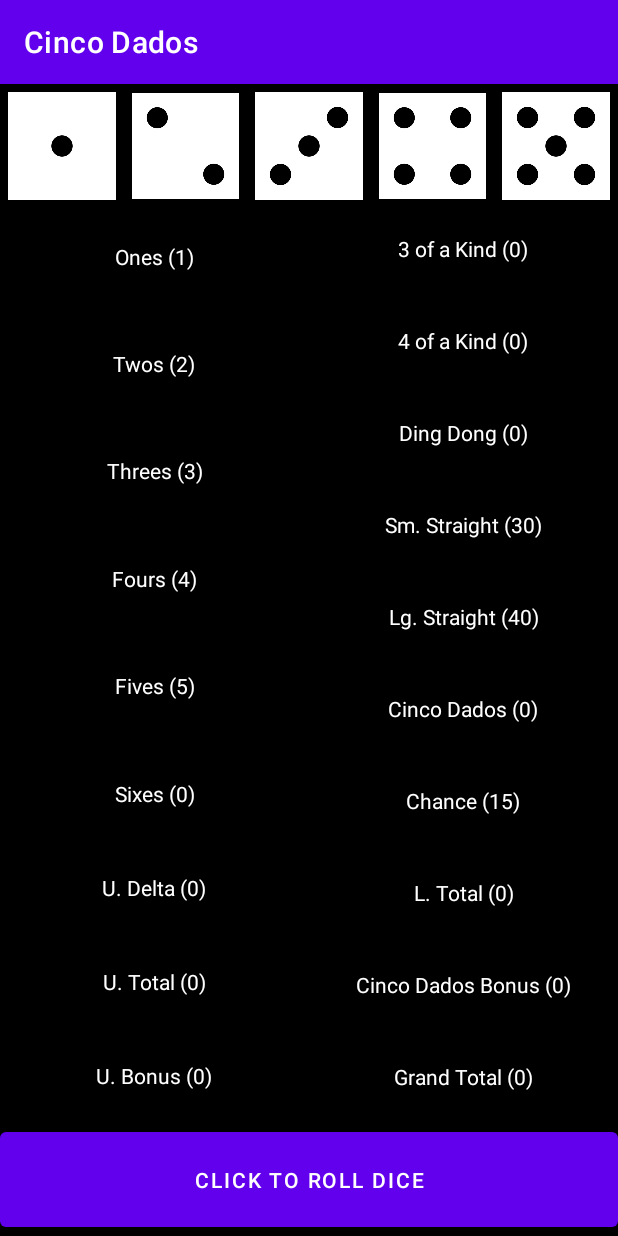
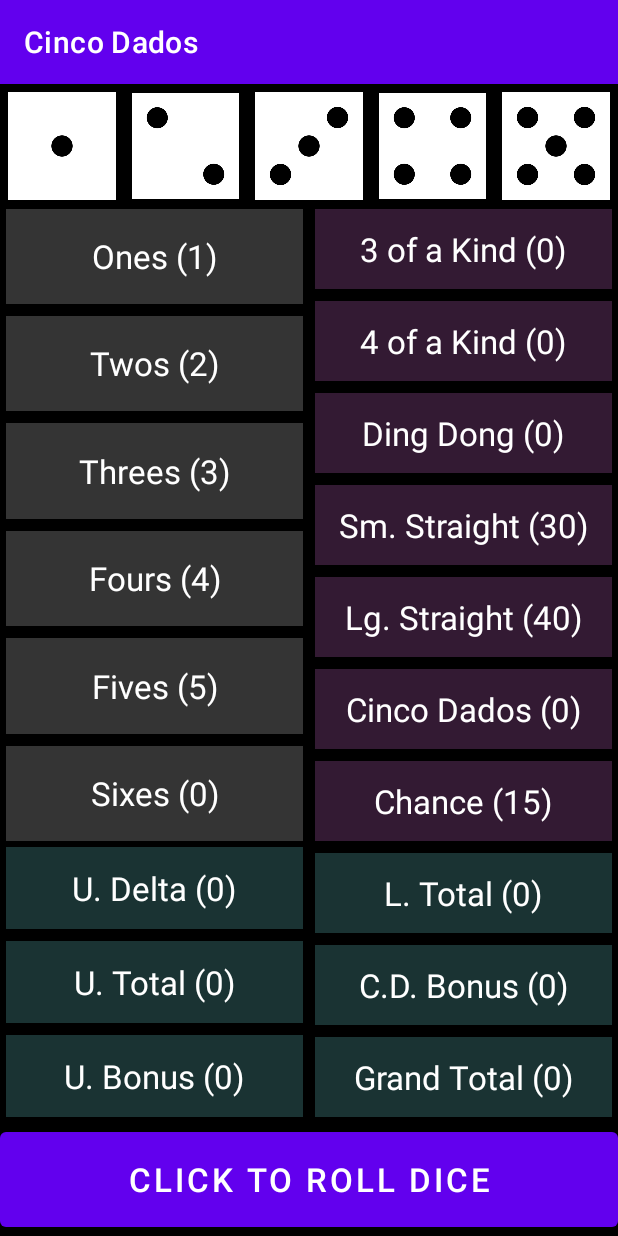
Before and after one commit to turnbawk/CincoDados, an Android app: the screen it shows after launch (MainActivity), on a phone screen of 412 x 824 dp. Run offline under Robolectric (Android 15) with nearby library versions, the phone set to English and light mode, and no system bars.

Commit message:
Increase text size, add button colors

```diff
--- a/app/src/main/res/layout/activity_main.xml
+++ b/app/src/main/res/layout/activity_main.xml
@@ -79,8 +79,10 @@
         android:layout_marginTop="4dp"
         android:layout_marginRight="4dp"
         android:layout_marginBottom="4dp"
+        android:background="#34FFFFFF"
+        android:gravity="center"
         android:maxLines="1"
-        android:gravity="center"
+        android:textSize="22sp"
         app:layout_constraintBottom_toTopOf="@id/tTwos"
         app:layout_constraintLeft_toLeftOf="parent"
         app:layout_constraintRight_toLeftOf="@+id/guidelineCenter"
@@ -94,8 +96,10 @@
         android:layout_marginTop="4dp"
         android:layout_marginRight="4dp"
         android:layout_marginBottom="4dp"
+        android:background="#34FFFFFF"
+        android:gravity="center"
         android:maxLines="1"
-        android:gravity="center"
+        android:textSize="22sp"
         app:layout_constraintBottom_toTopOf="@id/tThrees"
         app:layout_constraintLeft_toLeftOf="parent"
         app:layout_constraintRight_toLeftOf="@+id/guidelineCenter"
@@ -109,8 +113,10 @@
         android:layout_marginTop="4dp"
         android:layout_marginRight="4dp"
         android:layout_marginBottom="4dp"
+        android:background="#34FFFFFF"
+        android:gravity="center"
         android:maxLines="1"
-        android:gravity="center"
+        android:textSize="22sp"
         app:layout_constraintBottom_toTopOf="@id/tFours"
         app:layout_constraintLeft_toLeftOf="parent"
         app:layout_constraintRight_toLeftOf="@+id/guidelineCenter"
@@ -124,8 +130,10 @@
         android:layout_marginTop="4dp"
         android:layout_marginRight="4dp"
         android:layout_marginBottom="4dp"
+        android:background="#34FFFFFF"
+        android:gravity="center"
         android:maxLines="1"
-        android:gravity="center"
+        android:textSize="22sp"
         app:layout_constraintBottom_toTopOf="@id/tFives"
         app:layout_constraintLeft_toLeftOf="parent"
         app:layout_constraintRight_toLeftOf="@+id/guidelineCenter"
@@ -139,8 +147,10 @@
         android:layout_marginTop="4dp"
         android:layout_marginRight="4dp"
         android:layout_marginBottom="4dp"
+        android:background="#34FFFFFF"
+        android:gravity="center"
         android:maxLines="1"
-        android:gravity="center"
+        android:textSize="22sp"
         app:layout_constraintBottom_toTopOf="@id/tSixes"
         app:layout_constraintLeft_toLeftOf="parent"
         app:layout_constraintRight_toLeftOf="@+id/guidelineCenter"
@@ -154,8 +164,10 @@
         android:layout_marginTop="4dp"
         android:layout_marginRight="4dp"
         android:layout_marginBottom="4dp"
+        android:background="#34FFFFFF"
+        android:gravity="center"
         android:maxLines="1"
-        android:gravity="center"
+        android:textSize="22sp"
         app:layout_constraintBottom_toTopOf="@id/tUpperDelta"
         app:layout_constraintLeft_toLeftOf="parent"
         app:layout_constraintRight_toLeftOf="@+id/guidelineCenter"
@@ -169,8 +181,10 @@
         android:layout_marginTop="4dp"
         android:layout_marginRight="4dp"
         android:layout_marginBottom="4dp"
+        android:background="#3380FFFF"
+        android:gravity="center"
         android:maxLines="1"
-        android:gravity="center"
+        android:textSize="22sp"
         app:layout_constraintBottom_toTopOf="@id/tUpperTotal"
         app:layout_constraintLeft_toLeftOf="parent"
         app:layout_constraintRight_toLeftOf="@+id/guidelineCenter"
@@ -184,9 +198,11 @@
         android:layout_marginTop="4dp"
         android:layout_marginRight="4dp"
         android:layout_marginBottom="4dp"
+        android:background="#3380FFFF"
         android:gravity="center"
         android:maxLines="1"
         android:textColor="#FFFFFF"
+        android:textSize="22sp"
         app:layout_constraintBottom_toTopOf="@id/tUpperBonus"
         app:layout_constraintLeft_toLeftOf="parent"
         app:layout_constraintRight_toLeftOf="@+id/guidelineCenter"
@@ -200,9 +216,11 @@
         android:layout_marginTop="4dp"
         android:layout_marginRight="4dp"
         android:layout_marginBottom="4dp"
+        android:background="#3380FFFF"
         android:gravity="center"
         android:maxLines="1"
         android:textColor="#FFFFFF"
+        android:textSize="22sp"
         app:layout_constraintBottom_toTopOf="@id/bRoll"
         app:layout_constraintLeft_toLeftOf="parent"
         app:layout_constraintRight_toLeftOf="@+id/guidelineCenter"
@@ -217,8 +235,10 @@
         android:layout_marginTop="4dp"
         android:layout_marginRight="4dp"
         android:layout_marginBottom="4dp"
+        android:background="#33FF80FF"
+        android:gravity="center"
         android:maxLines="1"
-        android:gravity="center"
+        android:textSize="22sp"
         app:layout_constraintBottom_toTopOf="@id/t4k"
         app:layout_constraintLeft_toRightOf="@+id/guidelineCenter"
         app:layout_constraintRight_toRightOf="parent"
@@ -232,8 +252,10 @@
         android:layout_marginTop="4dp"
         android:layout_marginRight="4dp"
         android:layout_marginBottom="4dp"
+        android:background="#33FF80FF"
+        android:gravity="center"
         android:maxLines="1"
-        android:gravity="center"
+        android:textSize="22sp"
         app:layout_constraintBottom_toTopOf="@id/tDD"
         app:layout_constraintLeft_toRightOf="@+id/guidelineCenter"
         app:layout_constraintRight_toRightOf="parent"
@@ -247,8 +269,10 @@
         android:layout_marginTop="4dp"
         android:layout_marginRight="4dp"
         android:layout_marginBottom="4dp"
+        android:background="#33FF80FF"
+        android:gravity="center"
         android:maxLines="1"
-        android:gravity="center"
+        android:textSize="22sp"
         app:layout_constraintBottom_toTopOf="@id/tSmallS"
         app:layout_constraintLeft_toRightOf="@+id/guidelineCenter"
         app:layout_constraintRight_toRightOf="parent"
@@ -262,8 +286,10 @@
         android:layout_marginTop="4dp"
         android:layout_marginRight="4dp"
         android:layout_marginBottom="4dp"
+        android:background="#33FF80FF"
+        android:gravity="center"
         android:maxLines="1"
-        android:gravity="center"
+        android:textSize="22sp"
         app:layout_constraintBottom_toTopOf="@id/tLargeS"
         app:layout_constraintLeft_toRightOf="@+id/guidelineCenter"
         app:layout_constraintRight_toRightOf="parent"
@@ -277,8 +303,10 @@
         android:layout_marginTop="4dp"
         android:layout_marginRight="4dp"
         android:layout_marginBottom="4dp"
+        android:background="#33FF80FF"
+        android:gravity="center"
         android:maxLines="1"
-        android:gravity="center"
+        android:textSize="22sp"
         app:layout_constraintBottom_toTopOf="@id/tCinco"
         app:layout_constraintLeft_toRightOf="@+id/guidelineCenter"
         app:layout_constraintRight_toRightOf="parent"
@@ -292,8 +320,10 @@
         android:layout_marginTop="4dp"
         android:layout_marginRight="4dp"
         android:layout_marginBottom="4dp"
+        android:background="#33FF80FF"
+        android:gravity="center"
         android:maxLines="1"
-        android:gravity="center"
+        android:textSize="22sp"
         app:layout_constraintBottom_toTopOf="@id/tChance"
         app:layout_constraintLeft_toRightOf="@+id/guidelineCenter"
         app:layout_constraintRight_toRightOf="parent"
@@ -307,8 +337,10 @@
         android:layout_marginTop="4dp"
         android:layout_marginRight="4dp"
         android:layout_marginBottom="4dp"
+        android:background="#33FF80FF"
+        android:gravity="center"
         android:maxLines="1"
-        android:gravity="center"
+        android:textSize="22sp"
         app:layout_constraintBottom_toTopOf="@id/tLowerTotal"
         app:layout_constraintLeft_toRightOf="@+id/guidelineCenter"
         app:layout_constraintRight_toRightOf="parent"
@@ -322,9 +354,11 @@
         android:layout_marginTop="4dp"
         android:layout_marginRight="4dp"
         android:layout_marginBottom="4dp"
+        android:background="#3380FFFF"
         android:gravity="center"
         android:maxLines="1"
         android:textColor="#FFFFFF"
+        android:textSize="22sp"
         app:layout_constraintBottom_toTopOf="@id/tCincoBonus"
         app:layout_constraintLeft_toRightOf="@+id/guidelineCenter"
         app:layout_constraintRight_toRightOf="parent"
@@ -338,9 +372,11 @@
         android:layout_marginTop="4dp"
         android:layout_marginRight="4dp"
         android:layout_marginBottom="4dp"
+        android:background="#3380FFFF"
         android:gravity="center"
         android:maxLines="1"
         android:textColor="#FFFFFF"
+        android:textSize="22sp"
         app:layout_constraintBottom_toTopOf="@id/tGrandTotal"
         app:layout_constraintLeft_toRightOf="@+id/guidelineCenter"
         app:layout_constraintRight_toRightOf="parent"
@@ -354,9 +390,11 @@
         android:layout_marginTop="4dp"
         android:layout_marginRight="4dp"
         android:layout_marginBottom="4dp"
+        android:background="#3380FFFF"
         android:gravity="center"
         android:maxLines="1"
         android:textColor="#FFFFFF"
+        android:textSize="22sp"
         app:layout_constraintBottom_toTopOf="@id/bRoll"
         app:layout_constraintLeft_toRightOf="@+id/guidelineCenter"
         app:layout_constraintRight_toRightOf="parent"
@@ -369,6 +407,7 @@
         android:layout_height="75dp"
         android:onClick="rollButtonClicked"
         android:text="@string/roll"
+        android:textSize="22sp"
         app:layout_constraintTop_toBottomOf="@id/tGrandTotal"
         app:layout_constraintBottom_toBottomOf="parent"
         app:layout_constraintEnd_toEndOf="parent"
--- a/app/src/main/res/values/strings.xml
+++ b/app/src/main/res/values/strings.xml
@@ -19,7 +19,7 @@
     <string name="lg_straight">Lg. Straight (%d)</string>
     <string name="cinco_dados">Cinco Dados (%d)</string>
     <string name="chance">Chance (%d)</string>
-    <string name="cinco_bonus">Cinco Dados Bonus (%d)</string>
+    <string name="cinco_bonus">C.D. Bonus (%d)</string>
     <string name="ltotal">L. Total (%d)</string>
     <string name="grand_total">Grand Total (%d)</string>
     <string name="first_die">First Die</string>
```
